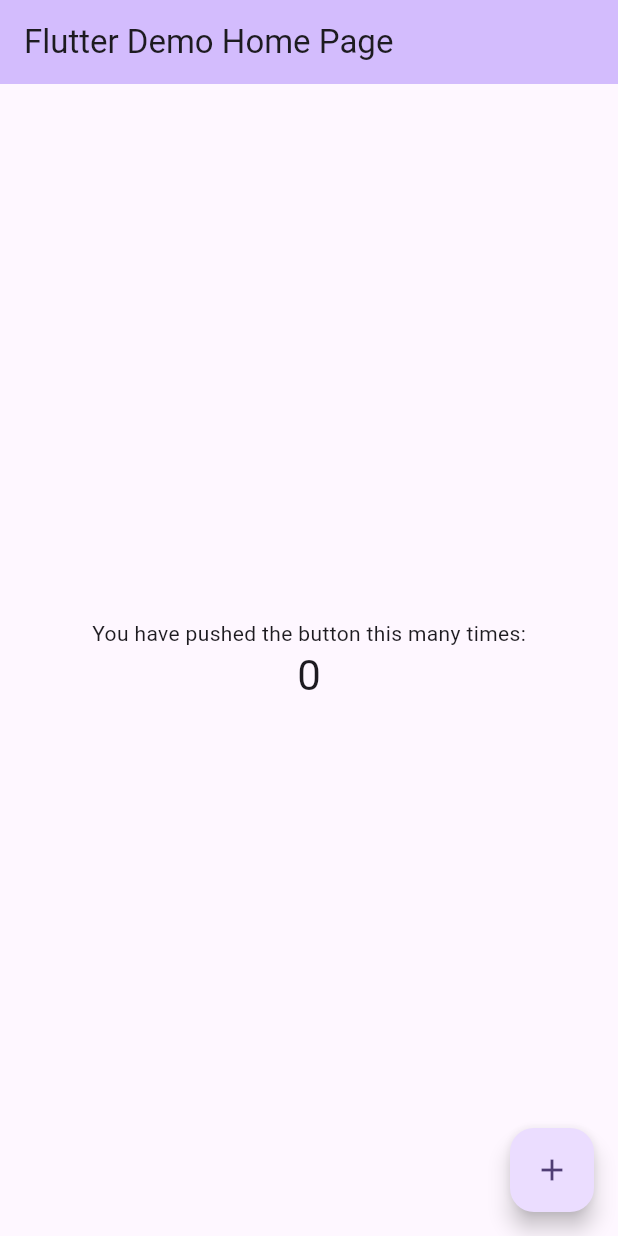
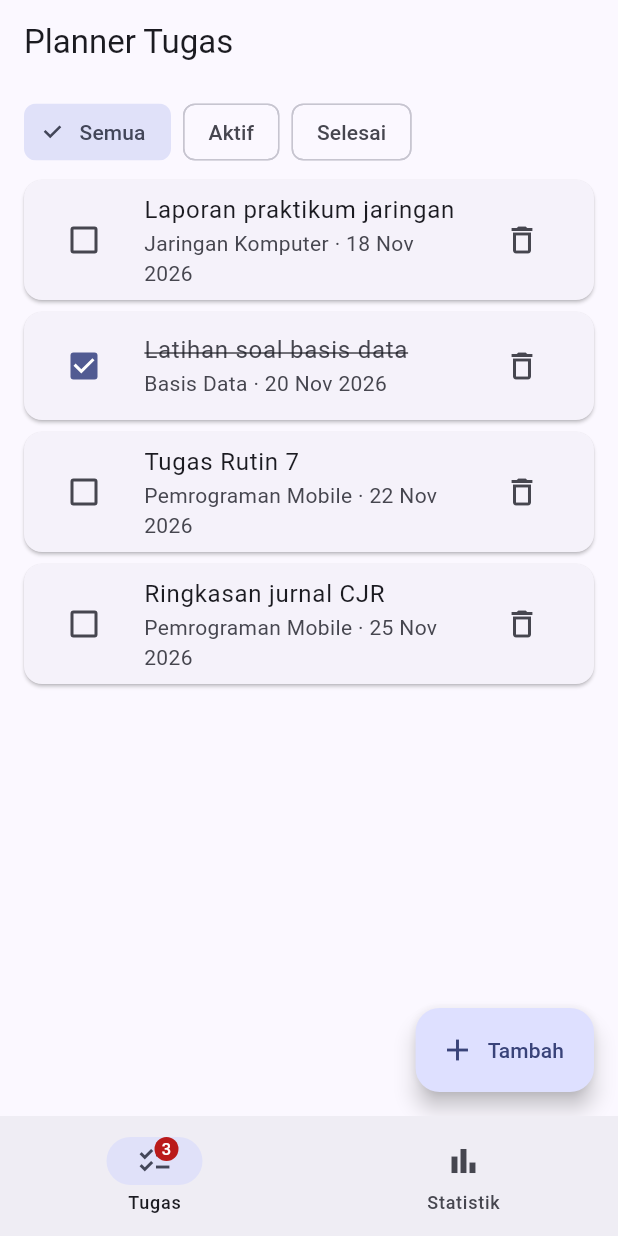
Before and after one commit to sitizamili17/pm-tugas-07-4241250019, a Flutter app: the screen it shows after launch, on a phone screen of 412 x 824 dp. Run offline on Flutter 3.47's test engine with Material 3 defaults, Android fonts, the phone set to English and light mode, and no system bars; our stand-ins replace go_router, material_ui.

Commit message:
Commit 3: tambah halaman daftar, form, statistik, dan router

```diff
--- /dev/null
+++ b/lib/halaman_daftar.dart
@@ -0,0 +1,155 @@
+import 'package:go_router/go_router.dart';
+import 'package:material_ui/material_ui.dart';
+import 'package:provider/provider.dart';
+
+import 'format.dart';
+import 'planner_model.dart';
+
+String _namaFilter(FilterTugas f) => switch (f) {
+      FilterTugas.semua => 'Semua',
+      FilterTugas.aktif => 'Aktif',
+      FilterTugas.selesai => 'Selesai',
+    };
+
+class HalamanDaftar extends StatefulWidget {
+  const HalamanDaftar({super.key});
+
+  @override
+  State<HalamanDaftar> createState() => _HalamanDaftarState();
+}
+
+class _HalamanDaftarState extends State<HalamanDaftar> {
+  // Ephemeral state: hanya dipakai halaman ini, jadi cukup setState.
+  FilterTugas _filter = FilterTugas.semua;
+
+  @override
+  Widget build(BuildContext context) {
+    // watch: halaman dibangun ulang setiap PlannerModel berubah.
+    final planner = context.watch<PlannerModel>();
+    final tampil = planner.saring(_filter);
+
+    return Scaffold(
+      appBar: AppBar(title: const Text('Planner Tugas')),
+      floatingActionButton: FloatingActionButton.extended(
+        onPressed: () => context.go('/tambah'),
+        icon: const Icon(Icons.add),
+        label: const Text('Tambah'),
+      ),
+      body: Center(
+        child: ConstrainedBox(
+          // Dibatasi supaya tetap rapi di layar lebar.
+          constraints: const BoxConstraints(maxWidth: 720),
+          child: Column(
+            children: [
+              Padding(
+                padding: const EdgeInsets.fromLTRB(16, 8, 16, 4),
+                child: Align(
+                  alignment: Alignment.centerLeft,
+                  child: Wrap(
+                    spacing: 8,
+                    children: [
+                      for (final f in FilterTugas.values)
+                        FilterChip(
+                          label: Text(_namaFilter(f)),
+                          selected: _filter == f,
+                          onSelected: (_) => setState(() => _filter = f),
+                        ),
+                    ],
+                  ),
+                ),
+              ),
+              Expanded(
+                child: tampil.isEmpty
+                    ? _DaftarKosong(filter: _filter)
+                    : ListView.builder(
+                        // Ruang bawah supaya tombol Tambah tidak menutupi item
+                        padding: const EdgeInsets.fromLTRB(16, 4, 16, 88),
+                        itemCount: tampil.length,
+                        itemBuilder: (context, i) => KartuTugas(
+                          key: ValueKey(tampil[i].id),
+                          tugas: tampil[i],
+                        ),
+                      ),
+              ),
+            ],
+          ),
+        ),
+      ),
+    );
+  }
+}
+
+/// Satu tugas pada daftar. Stateless: semua perubahan lewat PlannerModel.
+class KartuTugas extends StatelessWidget {
+  const KartuTugas({super.key, required this.tugas});
+
+  final TugasKuliah tugas;
+
+  @override
+  Widget build(BuildContext context) {
+    final skema = Theme.of(context).colorScheme;
+
+    final sekarang = DateTime.now();
+    final awalHari = DateTime(sekarang.year, sekarang.month, sekarang.day);
+    final terlambat = !tugas.selesai && tugas.tenggat.isBefore(awalHari);
+    final penanda = terlambat ? ' · Terlambat' : '';
+
+    return Card(
+      margin: const EdgeInsets.only(bottom: 8),
+      child: ListTile(
+        leading: Checkbox(
+          value: tugas.selesai,
+          // read di dalam callback: tidak perlu mendengarkan
+          onChanged: (nilai) => context
+              .read<PlannerModel>()
+              .tandaiSelesai(tugas.id, selesai: nilai ?? false),
+        ),
+        title: Text(
+          tugas.judul,
+          style: tugas.selesai
+              ? TextStyle(
+                  decoration: TextDecoration.lineThrough,
+                  color: skema.onSurfaceVariant,
+                )
+              : null,
+        ),
+        subtitle: Text(
+          '${tugas.mataKuliah} · ${tanggalSingkat(tugas.tenggat)}$penanda',
+          style: terlambat ? TextStyle(color: skema.error) : null,
+        ),
+        trailing: IconButton(
+          icon: const Icon(Icons.delete_outline),
+          tooltip: 'Hapus',
+          onPressed: () => context.read<PlannerModel>().hapus(tugas.id),
+        ),
+      ),
+    );
+  }
+}
+
+class _DaftarKosong extends StatelessWidget {
+  const _DaftarKosong({required this.filter});
+
+  final FilterTugas filter;
+
+  @override
+  Widget build(BuildContext context) {
+    final skema = Theme.of(context).colorScheme;
+    final pesan = switch (filter) {
+      FilterTugas.semua => 'Belum ada tugas. Ketuk Tambah untuk membuat.',
+      FilterTugas.aktif => 'Tidak ada tugas aktif.',
+      FilterTugas.selesai => 'Belum ada tugas yang selesai.',
+    };
+
+    return Center(
+      child: Column(
+        mainAxisSize: MainAxisSize.min,
+        children: [
+          Icon(Icons.inbox_outlined, size: 56, color: skema.outline),
+          const SizedBox(height: 12),
+          Text(pesan),
+        ],
+      ),
+    );
+  }
+}
--- a/lib/main.dart
+++ b/lib/main.dart
@@ -1,121 +1,153 @@
-import 'package:flutter/material.dart';
+import 'package:go_router/go_router.dart';
+import 'package:material_ui/material_ui.dart';
+import 'package:provider/provider.dart';
 
-void main() {
-  runApp(const MyApp());
-}
+import 'data_contoh.dart';
+import 'halaman_daftar.dart';
+import 'halaman_form.dart';
+import 'halaman_statistik.dart';
+import 'planner_model.dart';
 
-class MyApp extends StatelessWidget {
-  const MyApp({super.key});
+/// Satu-satunya seed color tema aplikasi.
+const Color _warnaSeed = Color(0xFF3F51B5);
 
-  // This widget is the root of your application.
+void main() => runApp(
+      // Satu PlannerModel untuk seluruh aplikasi, diletakkan di atas MaterialApp.
+      ChangeNotifierProvider(
+        create: (_) => PlannerModel(awal: dataContoh()),
+        child: const PlannerApp(),
+      ),
+    );
+
+final _router = GoRouter(
+  initialLocation: '/',
+  routes: [
+    StatefulShellRoute.indexedStack(
+      builder: (context, state, shell) => KerangkaNavigasi(shell: shell),
+      branches: [
+        StatefulShellBranch(
+          routes: [
+            GoRoute(
+              path: '/',
+              builder: (context, state) => const HalamanDaftar(),
+              routes: [
+                GoRoute(
+                  path: 'tambah', // URL lengkap: /tambah
+                  builder: (context, state) => const HalamanForm(),
+                ),
+              ],
+            ),
+          ],
+        ),
+        StatefulShellBranch(
+          routes: [
+            GoRoute(
+              path: '/statistik',
+              builder: (context, state) => const HalamanStatistik(),
+            ),
+          ],
+        ),
+      ],
+    ),
+  ],
+);
+
+class PlannerApp extends StatelessWidget {
+  const PlannerApp({super.key});
+
   @override
   Widget build(BuildContext context) {
-    return MaterialApp(
-      title: 'Flutter Demo',
+    return MaterialApp.router(
+      title: 'Planner Tugas Kuliah',
+      debugShowCheckedModeBanner: false,
       theme: ThemeData(
-        // This is the theme of your application.
-        //
-        // TRY THIS: Try running your application with "flutter run". You'll see
-        // the application has a purple toolbar. Then, without quitting the app,
-        // try changing the seedColor in the colorScheme below to Colors.green
-        // and then invoke "hot reload" (save your changes or press the "hot
-        // reload" button in a Flutter-supported IDE, or press "r" if you used
-        // the command line to start the app).
-        //
-        // Notice that the counter didn't reset back to zero; the application
-        // state is not lost during the reload. To reset the state, use hot
-        // restart instead.
-        //
-        // This works for code too, not just values: Most code changes can be
-        // tested with just a hot reload.
-        colorScheme: .fromSeed(seedColor: Colors.deepPurple),
+        colorScheme: ColorScheme.fromSeed(seedColor: _warnaSeed),
       ),
-      home: const MyHomePage(title: 'Flutter Demo Home Page'),
+      darkTheme: ThemeData(
+        colorScheme: ColorScheme.fromSeed(
+          seedColor: _warnaSeed,
+          brightness: Brightness.dark,
+        ),
+      ),
+      routerConfig: _router,
     );
   }
 }
 
-class MyHomePage extends StatefulWidget {
-  const MyHomePage({super.key, required this.title});
+/// Kerangka navigasi: NavigationBar di ponsel, NavigationRail di layar lebar.
+class KerangkaNavigasi extends StatelessWidget {
+  const KerangkaNavigasi({super.key, required this.shell});
 
-  // This widget is the home page of your application. It is stateful, meaning
-  // that it has a State object (defined below) that contains fields that affect
-  // how it looks.
+  final StatefulNavigationShell shell;
 
-  // This class is the configuration for the state. It holds the values (in this
-  // case the title) provided by the parent (in this case the App widget) and
-  // used by the build method of the State. Fields in a Widget subclass are
-  // always marked "final".
-
-  final String title;
-
-  @override
-  State<MyHomePage> createState() => _MyHomePageState();
-}
-
-class _MyHomePageState extends State<MyHomePage> {
-  int _counter = 0;
-
-  void _incrementCounter() {
-    setState(() {
-      // This call to setState tells the Flutter framework that something has
-      // changed in this State, which causes it to rerun the build method below
-      // so that the display can reflect the updated values. If we changed
-      // _counter without calling setState(), then the build method would not be
-      // called again, and so nothing would appear to happen.
-      _counter++;
-    });
-  }
+  void _pilih(int i) =>
+      shell.goBranch(i, initialLocation: i == shell.currentIndex);
 
   @override
   Widget build(BuildContext context) {
-    // This method is rerun every time setState is called, for instance as done
-    // by the _incrementCounter method above.
-    //
-    // The Flutter framework has been optimized to make rerunning build methods
-    // fast, so that you can just rebuild anything that needs updating rather
-    // than having to individually change instances of widgets.
-    return Scaffold(
-      appBar: AppBar(
-        // TRY THIS: Try changing the color here to a specific color (to
-        // Colors.amber, perhaps?) and trigger a hot reload to see the AppBar
-        // change color while the other colors stay the same.
-        backgroundColor: Theme.of(context).colorScheme.inversePrimary,
-        // Here we take the value from the MyHomePage object that was created by
-        // the App.build method, and use it to set our appbar title.
-        title: Text(widget.title),
-      ),
-      body: Center(
-        // Center is a layout widget. It takes a single child and positions it
-        // in the middle of the parent.
-        child: Column(
-          // Column is also a layout widget. It takes a list of children and
-          // arranges them vertically. By default, it sizes itself to fit its
-          // children horizontally, and tries to be as tall as its parent.
-          //
-          // Column has various properties to control how it sizes itself and
-          // how it positions its children. Here we use mainAxisAlignment to
-          // center the children vertically; the main axis here is the vertical
-          // axis because Columns are vertical (the cross axis would be
-          // horizontal).
-          //
-          // TRY THIS: Invoke "debug painting" (choose the "Toggle Debug Paint"
-          // action in the IDE, or press "p" in the console), to see the
-          // wireframe for each widget.
-          mainAxisAlignment: .center,
+    final lebar = MediaQuery.sizeOf(context).width;
+
+    // select: dibangun ulang hanya bila jumlah tugas aktif berubah.
+    final aktif = context.select((PlannerModel p) => p.jumlahAktif);
+
+    final ikonTugas = Badge.count(
+      count: aktif,
+      isLabelVisible: aktif > 0,
+      child: const Icon(Icons.checklist_outlined),
+    );
+    final ikonTugasDipilih = Badge.count(
+      count: aktif,
+      isLabelVisible: aktif > 0,
+      child: const Icon(Icons.checklist),
+    );
+
+    // Layar lebar (>= 840 dp): navigasi di samping
+    if (lebar >= 840) {
+      return Scaffold(
+        body: Row(
           children: [
-            const Text('You have pushed the button this many times:'),
-            Text(
-              '$_counter',
-              style: Theme.of(context).textTheme.headlineMedium,
+            NavigationRail(
+              selectedIndex: shell.currentIndex,
+              onDestinationSelected: _pilih,
+              labelType: NavigationRailLabelType.all,
+              destinations: [
+                NavigationRailDestination(
+                  icon: ikonTugas,
+                  selectedIcon: ikonTugasDipilih,
+                  label: const Text('Tugas'),
+                ),
+                const NavigationRailDestination(
+                  icon: Icon(Icons.bar_chart_outlined),
+                  selectedIcon: Icon(Icons.bar_chart),
+                  label: Text('Statistik'),
+                ),
+              ],
             ),
+            const VerticalDivider(width: 1),
+            Expanded(child: shell),
           ],
         ),
-      ),
-      floatingActionButton: FloatingActionButton(
-        onPressed: _incrementCounter,
-        tooltip: 'Increment',
-        child: const Icon(Icons.add),
+      );
+    }
+
+    // Layar sempit (ponsel): navigasi di bawah
+    return Scaffold(
+      body: shell,
+      bottomNavigationBar: NavigationBar(
+        selectedIndex: shell.currentIndex,
+        onDestinationSelected: _pilih,
+        destinations: [
+          NavigationDestination(
+            icon: ikonTugas,
+            selectedIcon: ikonTugasDipilih,
+            label: 'Tugas',
+          ),
+          const NavigationDestination(
+            icon: Icon(Icons.bar_chart_outlined),
+            selectedIcon: Icon(Icons.bar_chart),
+            label: 'Statistik',
+          ),
+        ],
       ),
     );
   }
```
Also changed, not shown: lib/halaman_form.dart (added, +152 -0 lines), lib/halaman_statistik.dart (added, +103 -0 lines).
